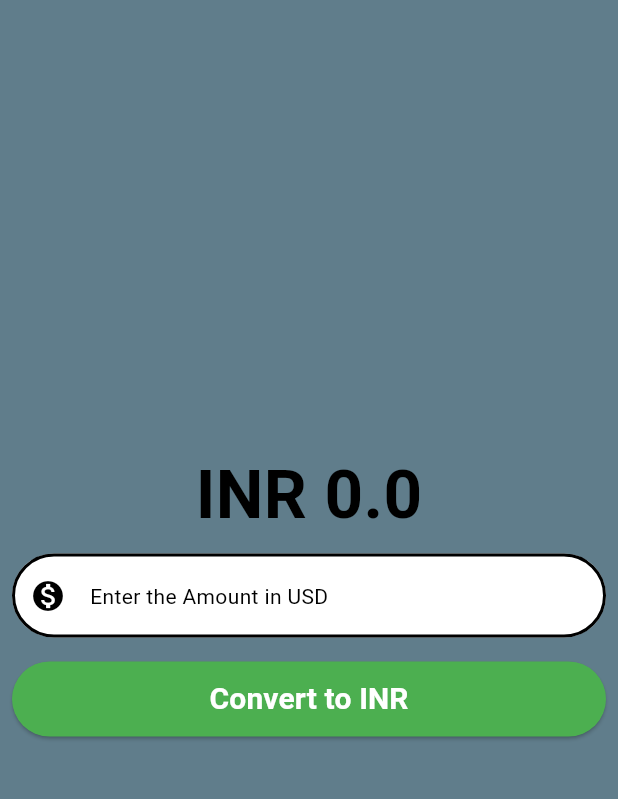
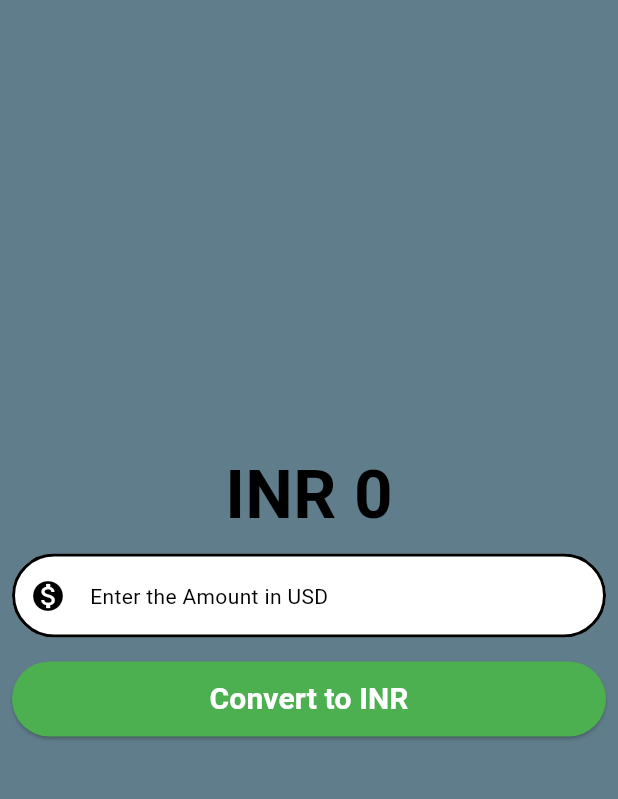
Before and after one commit to srivastavautkarsh123/mynewproject, a Flutter app: the screen it shows after launch, on a phone screen of 412 x 824 dp, the part 63-862 px from its top. Run offline on Flutter 3.47's test engine with Material 3 defaults, Android fonts, the phone set to English and light mode, and no system bars.

Commit message:
fixed the output range

```diff
--- a/lib/currency_converter_material_page.dart
+++ b/lib/currency_converter_material_page.dart
@@ -47,7 +47,8 @@ class _CurrencyConverterMaterialPageState
             children: [
 
               Text(
-              'INR $result',
+                'INR ${result!=0 ? result.toStringAsFixed(2): result.toStringAsFixed(0)}',
+
               // result.toString(),
 
                 style: TextStyle(
```
